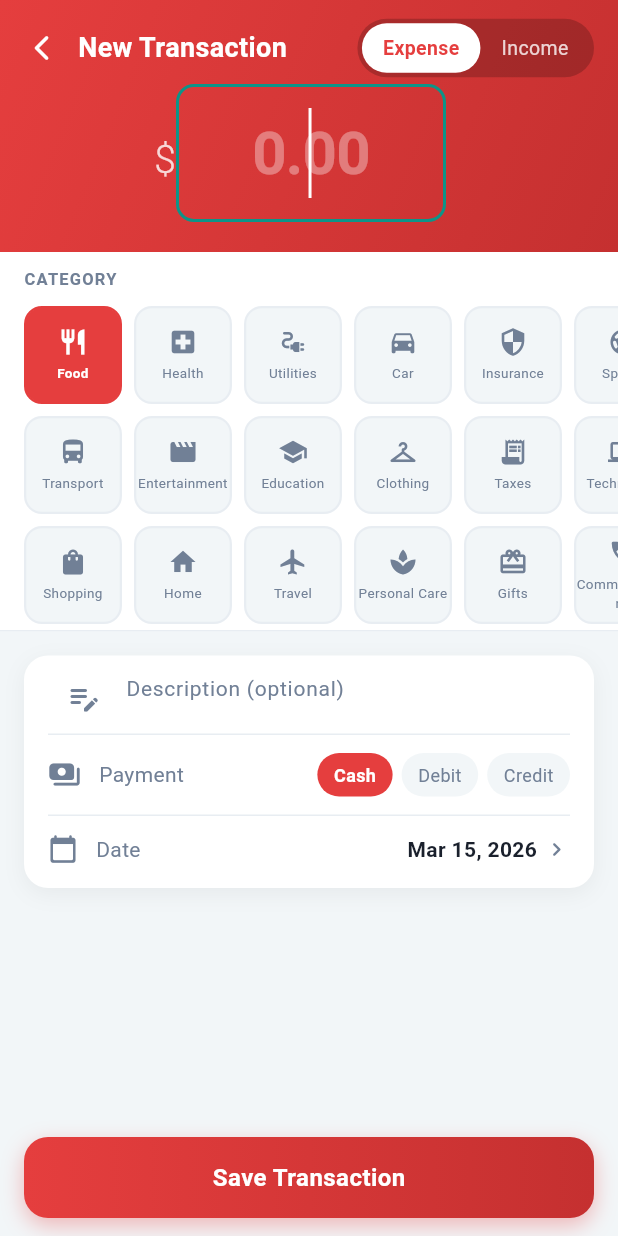
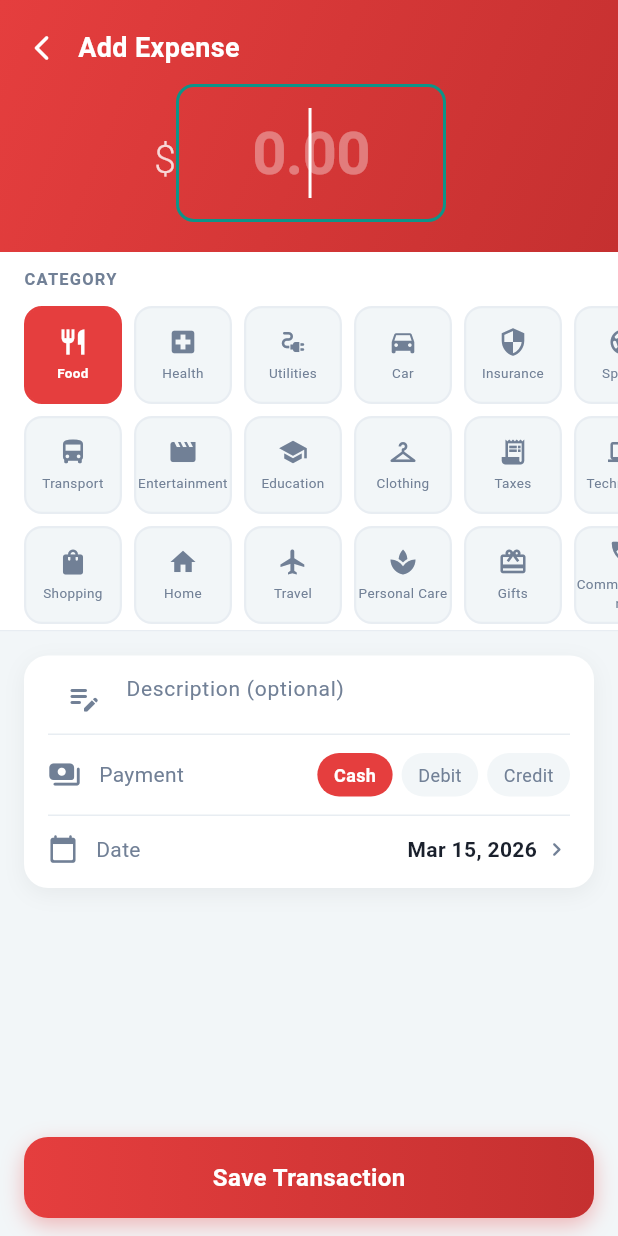
Before and after one commit to hamzaawan99/khaata, a Flutter app: the screen it shows after launch, after a tap on an icon or button, on a phone screen of 412 x 824 dp. Run offline on Flutter 3.47's test engine with Material 3 defaults, Android fonts, the light colour scheme and no system bars; our stand-ins replace csv, file_picker, fl_chart, flutter_slidable, shared_preferences, sqflite; accounts and stored records are empty.

Commit message:
Removed Redundant Buttons

```diff
--- a/lib/screens/dashboard_screen.dart
+++ b/lib/screens/dashboard_screen.dart
@@ -427,7 +427,8 @@ class _DashboardScreenState extends State<DashboardScreen> {
                     context,
                     MaterialPageRoute(
                       builder: (_) => const AddTransactionScreen(
-                          initialType: TransactionType.expense),
+                          initialType: TransactionType.expense,
+                          showTypeToggle: false),
                     ),
                   ),
                 ),
@@ -444,7 +445,8 @@ class _DashboardScreenState extends State<DashboardScreen> {
                     context,
                     MaterialPageRoute(
                       builder: (_) => const AddTransactionScreen(
-                          initialType: TransactionType.income),
+                          initialType: TransactionType.income,
+                          showTypeToggle: false),
                     ),
                   ),
                 ),
--- a/lib/widgets/add_transaction_screen.dart
+++ b/lib/widgets/add_transaction_screen.dart
@@ -9,9 +9,11 @@ import '../constants/app_constants.dart';
 
 class AddTransactionScreen extends StatefulWidget {
   final TransactionType initialType;
+  final bool showTypeToggle;
   const AddTransactionScreen({
     super.key,
     this.initialType = TransactionType.expense,
+    this.showTypeToggle = true,
   });
 
   @override
@@ -100,14 +102,17 @@ class _AddTransactionScreenState extends State<AddTransactionScreen> {
                         color: Colors.white, size: 20),
                     onPressed: () => Navigator.pop(context),
                   ),
-                  const Text(
-                    'New Transaction',
-                    style: TextStyle(
+                  Text(
+                    widget.showTypeToggle
+                        ? 'New Transaction'
+                        : 'Add ${_selectedType == TransactionType.expense ? 'Expense' : 'Income'}',
+                    style: const TextStyle(
                         color: Colors.white,
                         fontSize: 18,
                         fontWeight: FontWeight.bold),
                   ),
                   const Spacer(),
+                  if (widget.showTypeToggle)
                     TypeToggle(
                       selected: _selectedType,
                       activeColor: _typeColor,
```
Lines whose indentation alone changed are shown as unchanged.
